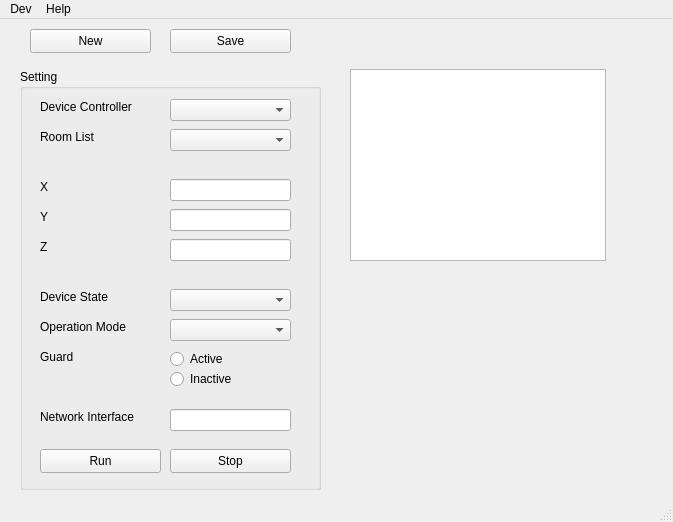
RemoteFusionK/RHPC-Simulator, file SimDeviceGUI/src/simdevice.ui: the form before one commit.
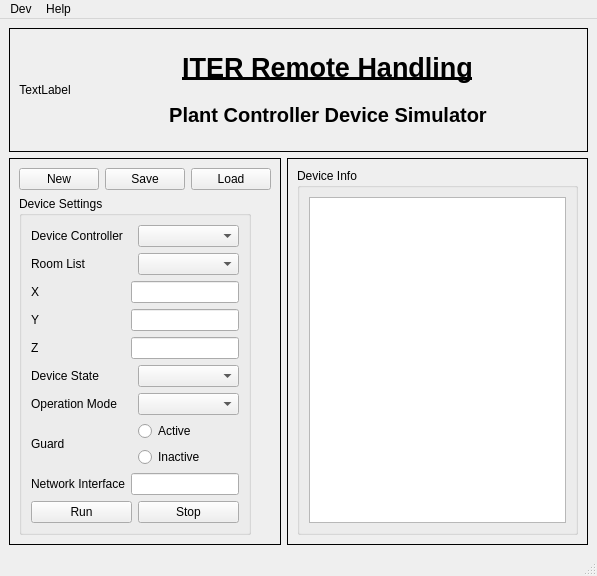
The form after the commit.

Commit message:
UI Icon Works : see description
1) UI design updated with layout enforcers and alignment enforcers. This was done using horizontal or vertical layouts and horizontal or vertical spacers. Please see UI file in qt designer to know more.

2) Added icons to executable and the GUI. Icon can be found in src/*.pptx and again in png and ico format.

3)  there are some new files, but they are related to icons

4) added ShowIcon() function to show the icon in the GUI..

```diff
--- a/SimDeviceGUI/src/simdevice.ui
+++ b/SimDeviceGUI/src/simdevice.ui
@@ -6,8 +6,8 @@
    <rect>
     <x>0</x>
     <y>0</y>
-    <width>673</width>
-    <height>522</height>
+    <width>597</width>
+    <height>576</height>
    </rect>
   </property>
   <property name="sizePolicy">
@@ -26,95 +26,334 @@
      <verstretch>0</verstretch>
     </sizepolicy>
    </property>
+   <layout class="QVBoxLayout" name="verticalLayout_7">
+    <item>
+     <layout class="QHBoxLayout" name="horizontalLayout_13">
+      <item>
+       <widget class="QFrame" name="frame_4">
+        <property name="sizePolicy">
+         <sizepolicy hsizetype="MinimumExpanding" vsizetype="MinimumExpanding">
+          <horstretch>0</horstretch>
+          <verstretch>0</verstretch>
+         </sizepolicy>
+        </property>
+        <property name="frameShape">
+         <enum>QFrame::Box</enum>
+        </property>
+        <property name="frameShadow">
+         <enum>QFrame::Plain</enum>
+        </property>
+        <layout class="QHBoxLayout" name="horizontalLayout_15">
+         <item>
+          <widget class="QLabel" name="iconLabel">
+           <property name="sizePolicy">
+            <sizepolicy hsizetype="Maximum" vsizetype="Maximum">
+             <horstretch>0</horstretch>
+             <verstretch>0</verstretch>
+            </sizepolicy>
+           </property>
+           <property name="text">
+            <string>TextLabel</string>
+           </property>
+           <property name="alignment">
+            <set>Qt::AlignCenter</set>
+           </property>
+          </widget>
+         </item>
+         <item>
+          <layout class="QVBoxLayout" name="verticalLayout_6">
+           <item>
+            <layout class="QHBoxLayout" name="horizontalLayout_14">
+             <item>
+              <spacer name="horizontalSpacer_4">
+               <property name="orientation">
+                <enum>Qt::Horizontal</enum>
+               </property>
+               <property name="sizeHint" stdset="0">
+                <size>
+                 <width>40</width>
+                 <height>20</height>
+                </size>
+               </property>
+              </spacer>
+             </item>
+             <item>
+              <widget class="QLabel" name="label_11">
+               <property name="sizePolicy">
+                <sizepolicy hsizetype="Maximum" vsizetype="Maximum">
+                 <horstretch>0</horstretch>
+                 <verstretch>0</verstretch>
+                </sizepolicy>
+               </property>
+               <property name="font">
+                <font>
+                 <pointsize>20</pointsize>
+                 <bold>true</bold>
+                 <underline>true</underline>
+                </font>
+               </property>
+               <property name="frameShape">
+                <enum>QFrame::NoFrame</enum>
+               </property>
+               <property name="text">
+                <string>ITER Remote Handling</string>
+               </property>
+               <property name="alignment">
+                <set>Qt::AlignCenter</set>
+               </property>
+               <property name="wordWrap">
+                <bool>true</bool>
+               </property>
+              </widget>
+             </item>
+             <item>
+              <spacer name="horizontalSpacer_5">
+               <property name="orientation">
+                <enum>Qt::Horizontal</enum>
+               </property>
+               <property name="sizeHint" stdset="0">
+                <size>
+                 <width>40</width>
+                 <height>20</height>
+                </size>
+               </property>
+              </spacer>
+             </item>
+            </layout>
+           </item>
+           <item>
+            <layout class="QHBoxLayout" name="horizontalLayout_16">
+             <item>
+              <spacer name="horizontalSpacer_6">
+               <property name="orientation">
+                <enum>Qt::Horizontal</enum>
+               </property>
+               <property name="sizeHint" stdset="0">
+                <size>
+                 <width>40</width>
+                 <height>20</height>
+                </size>
+               </property>
+              </spacer>
+             </item>
+             <item>
+              <widget class="QLabel" name="label_12">
+               <property name="sizePolicy">
+                <sizepolicy hsizetype="Maximum" vsizetype="Maximum">
+                 <horstretch>0</horstretch>
+                 <verstretch>0</verstretch>
+                </sizepolicy>
+               </property>
+               <property name="font">
+                <font>
+                 <pointsize>15</pointsize>
+                 <bold>true</bold>
+                 <underline>false</underline>
+                </font>
+               </property>
+               <property name="frameShape">
+                <enum>QFrame::NoFrame</enum>
+               </property>
+               <property name="frameShadow">
+                <enum>QFrame::Plain</enum>
+               </property>
+               <property name="text">
+                <string>Plant Controller Device Simulator</string>
+               </property>
+               <property name="alignment">
+                <set>Qt::AlignCenter</set>
+               </property>
+               <property name="wordWrap">
+                <bool>false</bool>
+               </property>
+              </widget>
+             </item>
+             <item>
+              <spacer name="horizontalSpacer_7">
+               <property name="orientation">
+                <enum>Qt::Horizontal</enum>
+               </property>
+               <property name="sizeHint" stdset="0">
+                <size>
+                 <width>40</width>
+                 <height>20</height>
+                </size>
+               </property>
+              </spacer>
+             </item>
+            </layout>
+           </item>
+          </layout>
+         </item>
+        </layout>
+       </widget>
+      </item>
+     </layout>
+    </item>
+    <item>
+     <layout class="QHBoxLayout" name="horizontalLayout">
+      <item>
+       <widget class="QFrame" name="frame">
+        <property name="sizePolicy">
+         <sizepolicy hsizetype="Maximum" vsizetype="Preferred">
+          <horstretch>0</horstretch>
+          <verstretch>0</verstretch>
+         </sizepolicy>
+        </property>
+        <property name="frameShape">
+         <enum>QFrame::Box</enum>
+        </property>
+        <property name="frameShadow">
+         <enum>QFrame::Plain</enum>
+        </property>
+        <layout class="QVBoxLayout" name="verticalLayout_5">
+         <item>
+          <layout class="QHBoxLayout" name="horizontalLayout_12">
+           <item>
+            <widget class="QPushButton" name="newButton">
+             <property name="text">
+              <string>New</string>
+             </property>
+            </widget>
+           </item>
+           <item>
+            <widget class="QPushButton" name="saveButton">
+             <property name="text">
+              <string>Save</string>
+             </property>
+            </widget>
+           </item>
+           <item>
+            <widget class="QPushButton" name="loadButton">
+             <property name="text">
+              <string>Load</string>
+             </property>
+            </widget>
+           </item>
+          </layout>
+         </item>
+         <item>
    <widget class="QGroupBox" name="commandgroupBox">
     <property name="enabled">
      <bool>true</bool>
     </property>
-    <property name="geometry">
-     <rect>
-      <x>20</x>
-      <y>50</y>
-      <width>301</width>
-      <height>421</height>
-     </rect>
+           <property name="sizePolicy">
+            <sizepolicy hsizetype="Maximum" vsizetype="Preferred">
+             <horstretch>0</horstretch>
+             <verstretch>0</verstretch>
+            </sizepolicy>
     </property>
     <property name="title">
-     <string>Setting</string>
-    </property>
+            <string>Device Settings</string>
+           </property>
+           <property name="flat">
+            <bool>true</bool>
+           </property>
+           <layout class="QVBoxLayout" name="verticalLayout_3">
+            <item>
+             <layout class="QHBoxLayout" name="horizontalLayout_2">
+              <item>
     <widget class="QLabel" name="label_2">
-     <property name="geometry">
-      <rect>
-       <x>20</x>
-       <y>30</y>
-       <width>101</width>
-       <height>16</height>
-      </rect>
-     </property>
      <property name="text">
       <string>Device Controller</string>
      </property>
     </widget>
+              </item>
+              <item>
+               <widget class="QComboBox" name="deviceController"/>
+              </item>
+             </layout>
+            </item>
+            <item>
+             <layout class="QHBoxLayout" name="horizontalLayout_3">
+              <item>
     <widget class="QLabel" name="label_3">
-     <property name="geometry">
-      <rect>
-       <x>20</x>
-       <y>60</y>
-       <width>101</width>
-       <height>16</height>
-      </rect>
-     </property>
      <property name="text">
       <string>Room List</string>
      </property>
     </widget>
+              </item>
+              <item>
+               <widget class="QComboBox" name="roomList"/>
+              </item>
+             </layout>
+            </item>
+            <item>
+             <layout class="QHBoxLayout" name="horizontalLayout_4">
+              <item>
     <widget class="QLabel" name="label_4">
-     <property name="geometry">
-      <rect>
-       <x>20</x>
-       <y>110</y>
-       <width>101</width>
-       <height>16</height>
-      </rect>
+                <property name="sizePolicy">
+                 <sizepolicy hsizetype="MinimumExpanding" vsizetype="Preferred">
+                  <horstretch>0</horstretch>
+                  <verstretch>0</verstretch>
+                 </sizepolicy>
      </property>
      <property name="text">
       <string>X</string>
      </property>
     </widget>
+              </item>
+              <item>
+               <widget class="QLineEdit" name="xPos">
+                <property name="alignment">
+                 <set>Qt::AlignRight|Qt::AlignTrailing|Qt::AlignVCenter</set>
+                </property>
+               </widget>
+              </item>
+             </layout>
+            </item>
+            <item>
+             <layout class="QHBoxLayout" name="horizontalLayout_5">
+              <item>
     <widget class="QLabel" name="label_5">
-     <property name="geometry">
-      <rect>
-       <x>20</x>
-       <y>140</y>
-       <width>101</width>
-       <height>16</height>
-      </rect>
+                <property name="sizePolicy">
+                 <sizepolicy hsizetype="MinimumExpanding" vsizetype="Preferred">
+                  <horstretch>0</horstretch>
+                  <verstretch>0</verstretch>
+                 </sizepolicy>
      </property>
      <property name="text">
       <string>Y</string>
      </property>
     </widget>
+              </item>
+              <item>
+               <widget class="QLineEdit" name="yPos">
+                <property name="alignment">
+                 <set>Qt::AlignRight|Qt::AlignTrailing|Qt::AlignVCenter</set>
+                </property>
+               </widget>
+              </item>
+             </layout>
+            </item>
+            <item>
+             <layout class="QHBoxLayout" name="horizontalLayout_6">
+              <item>
     <widget class="QLabel" name="label_6">
-     <property name="geometry">
-      <rect>
-       <x>20</x>
-       <y>170</y>
-       <width>101</width>
-       <height>16</height>
-      </rect>
+                <property name="sizePolicy">
+                 <sizepolicy hsizetype="MinimumExpanding" vsizetype="Preferred">
+                  <horstretch>0</horstretch>
+                  <verstretch>0</verstretch>
+                 </sizepolicy>
      </property>
      <property name="text">
       <string>Z</string>
      </property>
     </widget>
+              </item>
+              <item>
+               <widget class="QLineEdit" name="zPos">
+                <property name="alignment">
+                 <set>Qt::AlignRight|Qt::AlignTrailing|Qt::AlignVCenter</set>
+                </property>
+               </widget>
+              </item>
+             </layout>
+            </item>
+            <item>
+             <layout class="QHBoxLayout" name="horizontalLayout_7">
+              <item>
     <widget class="QLabel" name="label_7">
-     <property name="geometry">
-      <rect>
-       <x>20</x>
-       <y>220</y>
-       <width>101</width>
-       <height>16</height>
-      </rect>
-     </property>
      <property name="frameShape">
       <enum>QFrame::NoFrame</enum>
      </property>
@@ -122,15 +361,16 @@
       <string>Device State</string>
      </property>
     </widget>
+              </item>
+              <item>
+               <widget class="QComboBox" name="deviceState"/>
+              </item>
+             </layout>
+            </item>
+            <item>
+             <layout class="QHBoxLayout" name="horizontalLayout_8">
+              <item>
     <widget class="QLabel" name="label_8">
-     <property name="geometry">
-      <rect>
-       <x>20</x>
-       <y>250</y>
-       <width>101</width>
-       <height>16</height>
-      </rect>
-     </property>
      <property name="frameShape">
       <enum>QFrame::NoFrame</enum>
      </property>
@@ -138,15 +378,16 @@
       <string>Operation Mode</string>
      </property>
     </widget>
+              </item>
+              <item>
+               <widget class="QComboBox" name="operationMode"/>
+              </item>
+             </layout>
+            </item>
+            <item>
+             <layout class="QHBoxLayout" name="horizontalLayout_9">
+              <item>
     <widget class="QLabel" name="label_9">
-     <property name="geometry">
-      <rect>
-       <x>20</x>
-       <y>280</y>
-       <width>101</width>
-       <height>16</height>
-      </rect>
-     </property>
      <property name="frameShape">
       <enum>QFrame::NoFrame</enum>
      </property>
@@ -154,15 +395,31 @@
       <string>Guard</string>
      </property>
     </widget>
+              </item>
+              <item>
+               <layout class="QVBoxLayout" name="verticalLayout">
+                <item>
+                 <widget class="QRadioButton" name="guardActive">
+                  <property name="text">
+                   <string>Active</string>
+                  </property>
+                 </widget>
+                </item>
+                <item>
+                 <widget class="QRadioButton" name="guardInactive">
+                  <property name="text">
+                   <string>Inactive</string>
+                  </property>
+                 </widget>
+                </item>
+               </layout>
+              </item>
+             </layout>
+            </item>
+            <item>
+             <layout class="QHBoxLayout" name="horizontalLayout_10">
+              <item>
     <widget class="QLabel" name="label_10">
-     <property name="geometry">
-      <rect>
-       <x>20</x>
-       <y>340</y>
-       <width>101</width>
-       <height>16</height>
-      </rect>
-     </property>
      <property name="frameShape">
       <enum>QFrame::NoFrame</enum>
      </property>
@@ -170,194 +427,90 @@
       <string>Network Interface</string>
      </property>
     </widget>
+              </item>
+              <item>
+               <widget class="QLineEdit" name="networkInterface">
+                <property name="alignment">
+                 <set>Qt::AlignRight|Qt::AlignTrailing|Qt::AlignVCenter</set>
+                </property>
+               </widget>
+              </item>
+             </layout>
+            </item>
+            <item>
+             <layout class="QHBoxLayout" name="horizontalLayout_11">
+              <item>
     <widget class="QPushButton" name="runButton">
-     <property name="geometry">
-      <rect>
-       <x>20</x>
-       <y>380</y>
-       <width>121</width>
-       <height>24</height>
-      </rect>
-     </property>
      <property name="text">
       <string>Run</string>
      </property>
     </widget>
+              </item>
+              <item>
     <widget class="QPushButton" name="stopButton">
-     <property name="geometry">
-      <rect>
-       <x>150</x>
-       <y>380</y>
-       <width>121</width>
-       <height>24</height>
-      </rect>
-     </property>
      <property name="text">
       <string>Stop</string>
      </property>
     </widget>
-    <widget class="QComboBox" name="deviceController">
-     <property name="geometry">
-      <rect>
-       <x>150</x>
-       <y>30</y>
-       <width>121</width>
-       <height>22</height>
-      </rect>
-     </property>
-    </widget>
-    <widget class="QComboBox" name="roomList">
-     <property name="geometry">
-      <rect>
-       <x>150</x>
-       <y>60</y>
-       <width>121</width>
-       <height>22</height>
-      </rect>
-     </property>
-    </widget>
-    <widget class="QLineEdit" name="xPos">
-     <property name="geometry">
-      <rect>
-       <x>150</x>
-       <y>110</y>
-       <width>121</width>
-       <height>22</height>
-      </rect>
-     </property>
-     <property name="alignment">
-      <set>Qt::AlignRight|Qt::AlignTrailing|Qt::AlignVCenter</set>
-     </property>
-    </widget>
-    <widget class="QLineEdit" name="yPos">
-     <property name="geometry">
-      <rect>
-       <x>150</x>
-       <y>140</y>
-       <width>121</width>
-       <height>22</height>
-      </rect>
-     </property>
-     <property name="alignment">
-      <set>Qt::AlignRight|Qt::AlignTrailing|Qt::AlignVCenter</set>
-     </property>
-    </widget>
-    <widget class="QLineEdit" name="zPos">
-     <property name="geometry">
-      <rect>
-       <x>150</x>
-       <y>170</y>
-       <width>121</width>
-       <height>22</height>
-      </rect>
-     </property>
-     <property name="alignment">
-      <set>Qt::AlignRight|Qt::AlignTrailing|Qt::AlignVCenter</set>
-     </property>
-    </widget>
-    <widget class="QComboBox" name="deviceState">
-     <property name="geometry">
-      <rect>
-       <x>150</x>
-       <y>220</y>
-       <width>121</width>
-       <height>22</height>
-      </rect>
-     </property>
-    </widget>
-    <widget class="QComboBox" name="operationMode">
-     <property name="geometry">
-      <rect>
-       <x>150</x>
-       <y>250</y>
-       <width>121</width>
-       <height>22</height>
-      </rect>
-     </property>
-    </widget>
-    <widget class="QRadioButton" name="guardActive">
-     <property name="geometry">
-      <rect>
-       <x>150</x>
-       <y>280</y>
-       <width>89</width>
-       <height>20</height>
-      </rect>
-     </property>
-     <property name="text">
-      <string>Active</string>
-     </property>
-    </widget>
-    <widget class="QRadioButton" name="guardInactive">
-     <property name="geometry">
-      <rect>
-       <x>150</x>
-       <y>300</y>
-       <width>89</width>
-       <height>20</height>
-      </rect>
-     </property>
-     <property name="text">
-      <string>Inactive</string>
-     </property>
-    </widget>
-    <widget class="QLineEdit" name="networkInterface">
-     <property name="geometry">
-      <rect>
-       <x>150</x>
-       <y>340</y>
-       <width>121</width>
-       <height>22</height>
-      </rect>
-     </property>
-     <property name="alignment">
-      <set>Qt::AlignRight|Qt::AlignTrailing|Qt::AlignVCenter</set>
-     </property>
-    </widget>
-   </widget>
-   <widget class="QPushButton" name="newButton">
-    <property name="geometry">
-     <rect>
-      <x>30</x>
-      <y>10</y>
-      <width>121</width>
-      <height>24</height>
-     </rect>
-    </property>
-    <property name="text">
-     <string>New</string>
-    </property>
-   </widget>
-   <widget class="QPushButton" name="saveButton">
-    <property name="geometry">
-     <rect>
-      <x>170</x>
-      <y>10</y>
-      <width>121</width>
-      <height>24</height>
-     </rect>
-    </property>
-    <property name="text">
-     <string>Save</string>
-    </property>
-   </widget>
+              </item>
+             </layout>
+            </item>
+           </layout>
+          </widget>
+         </item>
+        </layout>
+       </widget>
+      </item>
+      <item>
+       <widget class="QFrame" name="frame_2">
+        <property name="sizePolicy">
+         <sizepolicy hsizetype="MinimumExpanding" vsizetype="Preferred">
+          <horstretch>0</horstretch>
+          <verstretch>0</verstretch>
+         </sizepolicy>
+        </property>
+        <property name="frameShape">
+         <enum>QFrame::Box</enum>
+        </property>
+        <property name="frameShadow">
+         <enum>QFrame::Plain</enum>
+        </property>
+        <layout class="QVBoxLayout" name="verticalLayout_4">
+         <item>
+          <widget class="QGroupBox" name="groupBox">
+           <property name="title">
+            <string>Device Info</string>
+           </property>
+           <property name="flat">
+            <bool>true</bool>
+           </property>
+           <layout class="QHBoxLayout" name="horizontalLayout_17">
+            <item>
    <widget class="QTableWidget" name="deviceTable">
-    <property name="geometry">
-     <rect>
-      <x>350</x>
-      <y>50</y>
-      <width>256</width>
-      <height>192</height>
-     </rect>
-    </property>
-   </widget>
+              <property name="sizePolicy">
+               <sizepolicy hsizetype="Preferred" vsizetype="Expanding">
+                <horstretch>0</horstretch>
+                <verstretch>0</verstretch>
+               </sizepolicy>
+              </property>
+             </widget>
+            </item>
+           </layout>
+          </widget>
+         </item>
+        </layout>
+       </widget>
+      </item>
+     </layout>
+    </item>
+   </layout>
   </widget>
   <widget class="QMenuBar" name="menubar">
    <property name="geometry">
     <rect>
      <x>0</x>
      <y>0</y>
-     <width>673</width>
+     <width>597</width>
      <height>22</height>
     </rect>
    </property>
```
Lines whose indentation alone changed are shown as unchanged. The commit also changes 10 other files.
